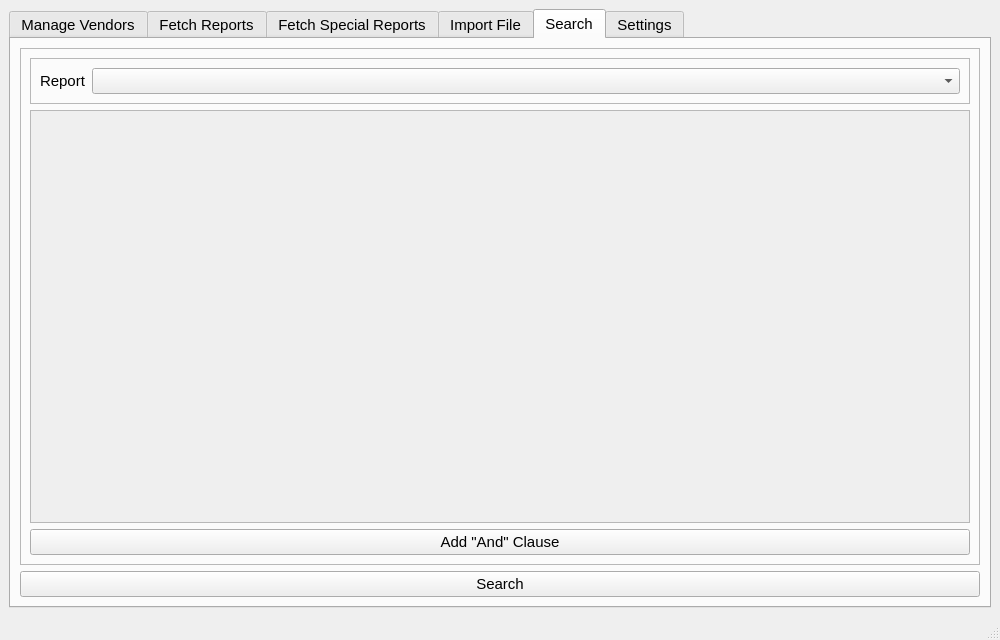
CS-4820-Library-Project/COUNTER-5-Report-Tool-2020-5.0, file ui/MainWindow.ui: the form before one commit.
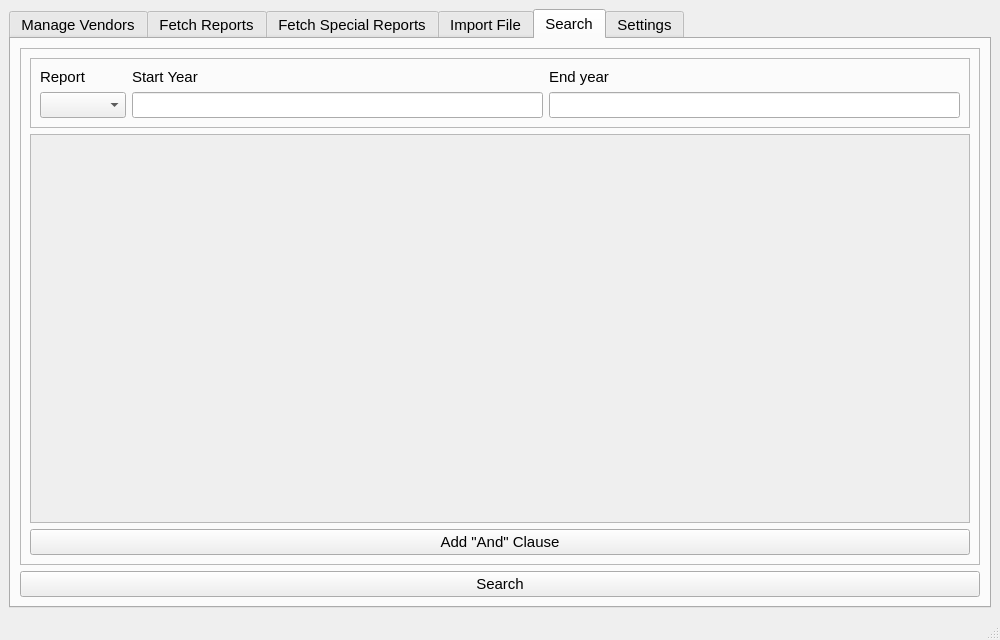
The form after the commit. The open tabs and pages were chosen to show the change.

Commit message: working on getting the buttons working

Diff of the .ui file:
```diff
--- a/ui/MainWindow.ui
+++ b/ui/MainWindow.ui
@@ -1486,7 +1486,17 @@
              <property name="frameShadow">
               <enum>QFrame::Raised</enum>
              </property>
-             <layout class="QFormLayout" name="formLayout_6">
+             <layout class="QGridLayout" name="gridLayout">
+              <item row="0" column="1">
+               <widget class="QLabel" name="search_start_year_parameter_label">
+                <property name="text">
+                 <string>Start Year</string>
+                </property>
+               </widget>
+              </item>
+              <item row="1" column="1">
+               <widget class="QLineEdit" name="search_start_year_parameter_lineedit"/>
+              </item>
               <item row="0" column="0">
                <widget class="QLabel" name="search_report_parameter_label">
                 <property name="text">
@@ -1494,9 +1504,19 @@
                 </property>
                </widget>
               </item>
-              <item row="0" column="1">
+              <item row="1" column="0">
                <widget class="QComboBox" name="search_report_parameter_combobox"/>
               </item>
+              <item row="0" column="2">
+               <widget class="QLabel" name="search_end_year_parameter_label">
+                <property name="text">
+                 <string>End year</string>
+                </property>
+               </widget>
+              </item>
+              <item row="1" column="2">
+               <widget class="QLineEdit" name="search_end_year_parameter_lineedit"/>
+              </item>
              </layout>
             </widget>
            </item>
```
Left out of the diff: 4 changed lines with no effect on the pictures. The commit also changes 4 other files.
